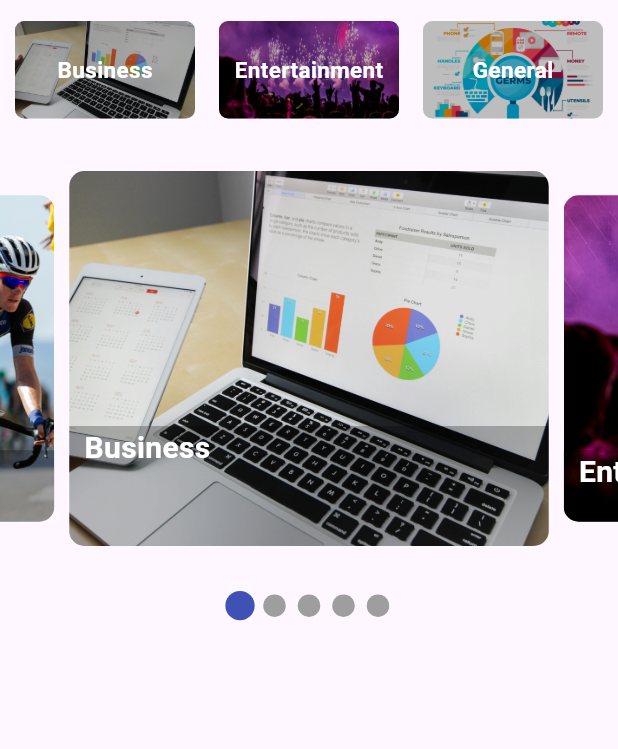
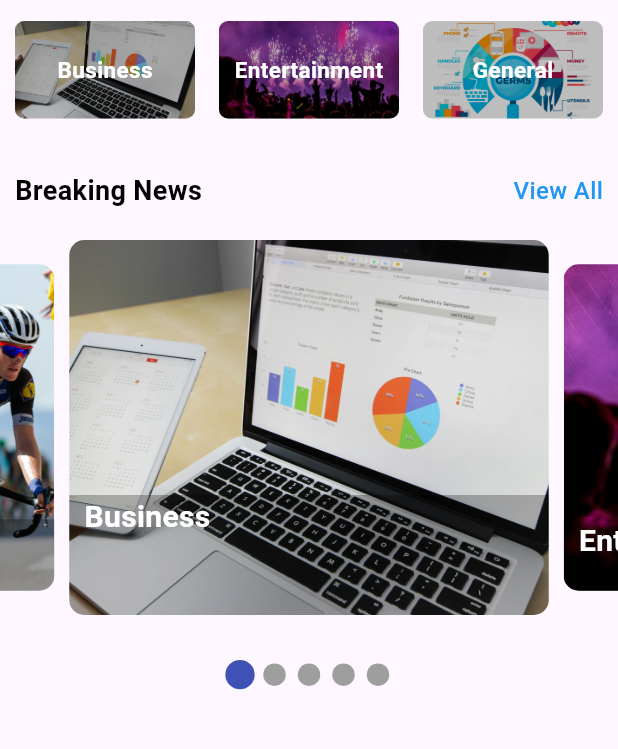
Before and after one commit to addiscodr/addis-news, a Flutter app: the screen it shows after launch, on a phone screen of 412 x 824 dp, the part 63-812 px from its top. Run offline on Flutter 3.47's test engine with Material 3 defaults, Android fonts, the phone set to English and light mode, and no system bars; drawn by our look-alikes of carousel_slider, smooth_page_indicator.

Commit message:
Modify main.dart and home_page.dart

```diff
--- a/lib/main.dart
+++ b/lib/main.dart
@@ -13,3 +13,5 @@ class MyApp extends StatelessWidget {
     return MaterialApp(debugShowCheckedModeBanner: false, home: HomePage());
   }
 }
+
+// continue 43:00
--- a/lib/pages/home_page.dart
+++ b/lib/pages/home_page.dart
@@ -43,6 +43,7 @@ class _HomePageState extends State<HomePage> {
       ),
       body: Container(
         child: Column(
+          crossAxisAlignment: CrossAxisAlignment.start,
           children: [
             Container(
               margin: EdgeInsets.only(left: 10),
@@ -60,6 +61,31 @@ class _HomePageState extends State<HomePage> {
               ),
             ),
             const SizedBox(height: 30),
+            Padding(
+              padding: const EdgeInsets.only(left: 10, right: 10),
+              child: Row(
+                mainAxisAlignment: MainAxisAlignment.spaceBetween,
+                children: [
+                  const Text(
+                    "Breaking News",
+                    style: TextStyle(
+                      color: Colors.black,
+                      fontWeight: FontWeight.bold,
+                      fontSize: 18,
+                    ),
+                  ),
+                  const Text(
+                    "View All",
+                    style: TextStyle(
+                      color: Colors.blue,
+                      fontWeight: FontWeight.w500,
+                      fontSize: 16,
+                    ),
+                  ),
+                ],
+              ),
+            ),
+            const SizedBox(height: 20),
             CarouselSlider.builder(
               itemCount: sliders.length,
               itemBuilder: (context, index, realImage) {
@@ -81,7 +107,7 @@ class _HomePageState extends State<HomePage> {
               ),
             ),
             const SizedBox(height: 30),
-            buildSmoothIndicator(),
+            Center(child: buildSmoothIndicator()),
           ],
         ),
       ),
```
